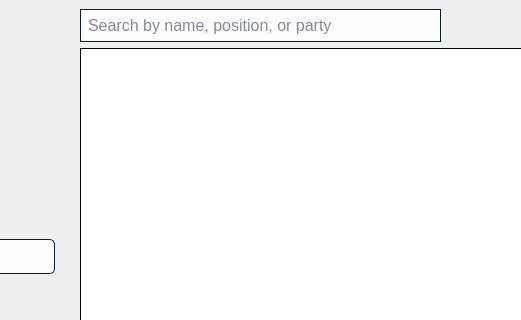
Old version of the form VVM/candidatesmanagement.ui in the repository GuisadongManok/PolliTech-VVM; both pictures show x 703 to 1224 and y 0 to 320 of the 1560 by 662 pixel window.
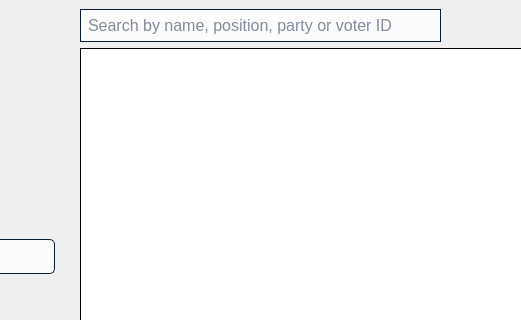
New version of the form. Icons and pictures are not drawn.

What changed in the file:
```diff
--- a/VVM/candidatesmanagement.ui
+++ b/VVM/candidatesmanagement.ui
@@ -704,7 +704,7 @@
 }</string>
           </property>
           <property name="placeholderText">
-           <string notr="true">Search by name, position, or party</string>
+           <string notr="true">Search by name, position, party or voter ID</string>
           </property>
          </widget>
         </item>
```
